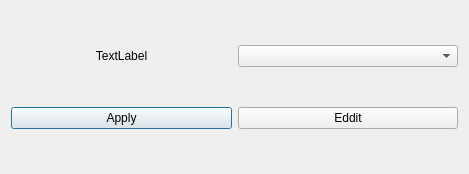
This is Online shop/Shop/Parser/ChoseSettingsDialog.ui in JohnMril/ProjectShop as Qt 5 draws it before an edit. The edited form follows.
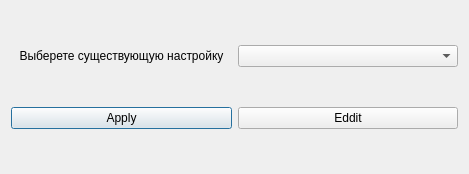
This is the edited form.

What changed in the file:
```diff
--- a/Online shop/Shop/Parser/ChoseSettingsDialog.ui
+++ b/Online shop/Shop/Parser/ChoseSettingsDialog.ui
@@ -19,7 +19,7 @@
      <item>
       <widget class="QLabel" name="mainText">
        <property name="text">
-        <string>TextLabel</string>
+        <string>Выберете существующую настройку</string>
        </property>
        <property name="alignment">
         <set>Qt::AlignCenter</set>
```
